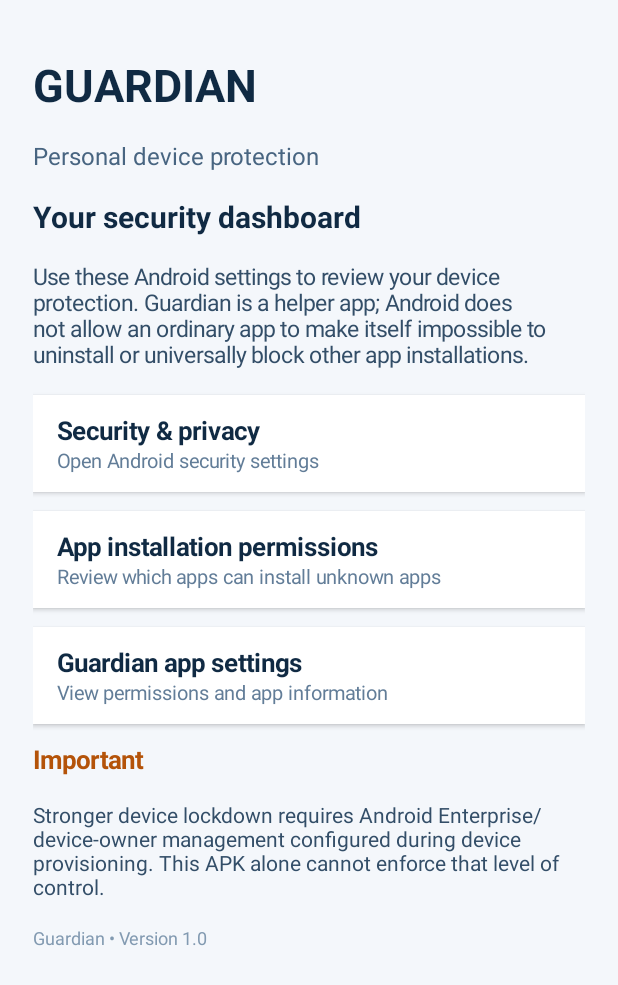
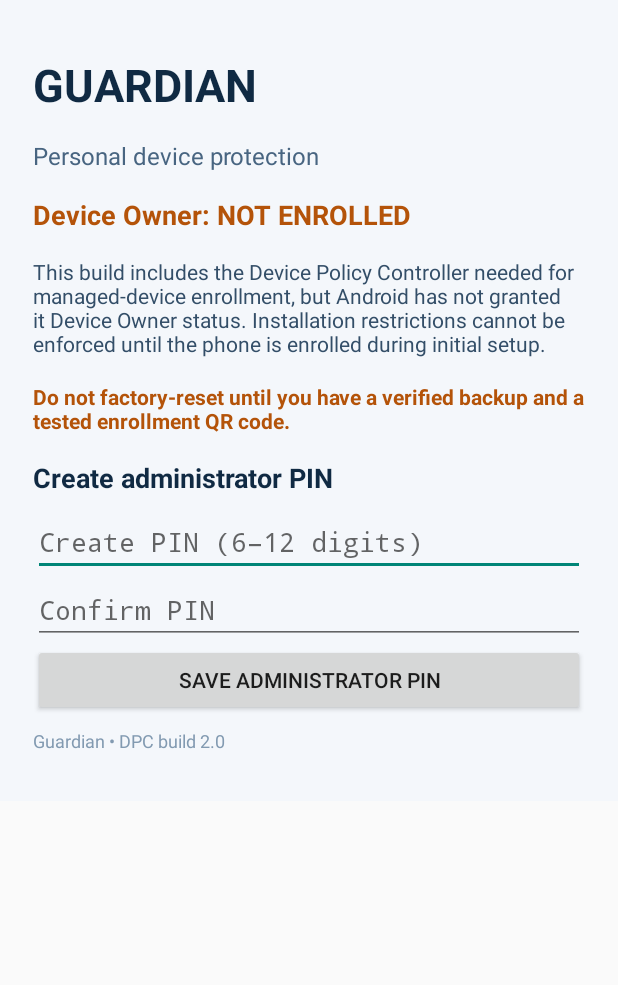
Before and after one commit to tsenatendalee-ui/Guardian-personal-App, an Android app: the screen it shows after launch (MainActivity), on a phone screen of 412 x 824 dp. Shown: the top 985 px of the screen. Run offline under Robolectric (Android 15) with nearby library versions, the phone set to English and light mode, and no system bars.

Commit message:
Add Guardian DPC controls and PIN-protected installation policies

```diff
--- a/app/src/main/java/com/guardian/personal/MainActivity.kt
+++ b/app/src/main/java/com/guardian/personal/MainActivity.kt
@@ -1,72 +1,144 @@
 package com.guardian.personal
 
 import android.app.Activity
+import android.app.admin.DevicePolicyManager
+import android.content.ComponentName
+import android.content.Context
 import android.os.Bundle
-import android.content.Intent
-import android.net.Uri
-import android.provider.Settings
+import android.os.UserManager
+import android.view.ViewGroup
+import android.widget.Button
+import android.widget.EditText
+import android.widget.LinearLayout
+import android.widget.TextView
+import android.widget.Toast
 import android.graphics.Typeface
-import android.view.ViewGroup
-import android.widget.LinearLayout
-import android.widget.ScrollView
-import android.widget.TextView
+import java.security.MessageDigest
+import java.security.SecureRandom
+import javax.crypto.SecretKeyFactory
+import javax.crypto.spec.PBEKeySpec
+import android.util.Base64
 
 class MainActivity : Activity() {
+    private val prefs by lazy { getSharedPreferences("guardian_admin", Context.MODE_PRIVATE) }
+    private val dpm by lazy { getSystemService(Context.DEVICE_POLICY_SERVICE) as DevicePolicyManager }
+    private val admin by lazy { ComponentName(this, GuardianAdminReceiver::class.java) }
     private fun dp(v: Int) = (v * resources.displayMetrics.density).toInt()
+    private lateinit var body: LinearLayout
+
     override fun onCreate(savedInstanceState: Bundle?) {
         super.onCreate(savedInstanceState)
         window.statusBarColor = 0xFF102A43.toInt()
         window.navigationBarColor = 0xFF102A43.toInt()
-        val scroll = ScrollView(this)
-        val content = LinearLayout(this).apply {
+        val scroll = android.widget.ScrollView(this)
+        body = LinearLayout(this).apply {
             orientation = LinearLayout.VERTICAL
             setPadding(dp(22), dp(28), dp(22), dp(24))
             setBackgroundColor(0xFFF4F7FB.toInt())
         }
-        fun label(text: String, size: Float, color: Int, bold: Boolean = false) {
-            content.addView(TextView(this).apply {
-                this.text = text; textSize = size; setTextColor(color)
-                if (bold) setTypeface(null, Typeface.BOLD)
-                setPadding(0, dp(8), 0, dp(8))
-            })
-        }
+        scroll.addView(body)
+        setContentView(scroll)
+        render()
+    }
+
+    private fun label(text: String, size: Float, color: Int, bold: Boolean = false) {
+        body.addView(TextView(this).apply {
+            this.text = text; textSize = size; setTextColor(color)
+            if (bold) setTypeface(null, Typeface.BOLD)
+            setPadding(0, dp(8), 0, dp(8))
+        })
+    }
+
+    private fun pinInput(hint: String): EditText = EditText(this).apply {
+        this.hint = hint
+        inputType =  android.text.InputType.TYPE_CLASS_NUMBER or android.text.InputType.TYPE_NUMBER_VARIATION_PASSWORD
+        filters = arrayOf(android.text.InputFilter.LengthFilter(12))
+        body.addView(this, LinearLayout.LayoutParams(ViewGroup.LayoutParams.MATCH_PARENT, ViewGroup.LayoutParams.WRAP_CONTENT))
+    }
+
+    private fun button(title: String, action: () -> Unit) {
+        body.addView(Button(this).apply { text = title; setOnClickListener { action() } },
+            LinearLayout.LayoutParams(ViewGroup.LayoutParams.MATCH_PARENT, ViewGroup.LayoutParams.WRAP_CONTENT))
+    }
+
+    private fun render() {
+        body.removeAllViews()
         label("GUARDIAN", 30f, 0xFF102A43.toInt(), true)
         label("Personal device protection", 16f, 0xFF486581.toInt())
-        label("Your security dashboard", 20f, 0xFF102A43.toInt(), true)
-        label("Use these Android settings to review your device protection. Guardian is a helper app; Android does not allow an ordinary app to make itself impossible to uninstall or universally block other app installations.", 15f, 0xFF334E68.toInt())
-        fun action(title: String, description: String, click: () -> Unit) {
-            val box = LinearLayout(this).apply {
-                orientation = LinearLayout.VERTICAL
-                setPadding(dp(16), dp(12), dp(16), dp(12))
-                setBackgroundColor(0xFFFFFFFF.toInt())
-                elevation = dp(2).toFloat()
+        val owner = dpm.isDeviceOwnerApp(packageName)
+        label(if (owner) "Device Owner: ACTIVE" else "Device Owner: NOT ENROLLED", 18f,
+            if (owner) 0xFF16803C.toInt() else 0xFFB45309.toInt(), true)
+        if (!owner) {
+            label("This build includes the Device Policy Controller needed for managed-device enrollment, but Android has not granted it Device Owner status. Installation restrictions cannot be enforced until the phone is enrolled during initial setup.", 14f, 0xFF334E68.toInt())
+            label("Do not factory-reset until you have a verified backup and a tested enrollment QR code.", 14f, 0xFFB45309.toInt(), true)
+        } else {
+            val active = prefs.getBoolean("protection_active", false)
+            label(if (active) "Installation protection: ON" else "Installation protection: OFF", 18f,
+                if (active) 0xFF16803C.toInt() else 0xFFB45309.toInt(), true)
+            label("When enabled, Android blocks app installation and uninstallation for this device. This can also affect legitimate app updates and should only be enabled on a device you administer.", 14f, 0xFF334E68.toInt())
+        }
+
+        if (!prefs.contains("pin_hash")) {
+            label("Create administrator PIN", 18f, 0xFF102A43.toInt(), true)
+            val p1 = pinInput("Create PIN (6–12 digits)")
+            val p2 = pinInput("Confirm PIN")
+            button("Save administrator PIN") {
+                val a = p1.text.toString(); val b = p2.text.toString()
+                if (a.length !in 6..12 || a.any { !it.isDigit() } || a != b) {
+                    Toast.makeText(this, "Enter matching PINs of 6–12 digits.", Toast.LENGTH_LONG).show()
+                } else {
+                    savePin(a); Toast.makeText(this, "Administrator PIN saved.", Toast.LENGTH_SHORT).show(); render()
+                }
             }
-            box.addView(TextView(this).apply {
-                text = title; textSize = 17f; setTypeface(null, Typeface.BOLD)
-                setTextColor(0xFF102A43.toInt())
-            })
-            box.addView(TextView(this).apply {
-                text = description; textSize = 13f; setTextColor(0xFF627D98.toInt())
-            })
-            box.setOnClickListener { click() }
-            val lp = LinearLayout.LayoutParams(ViewGroup.LayoutParams.MATCH_PARENT, ViewGroup.LayoutParams.WRAP_CONTENT)
-            lp.setMargins(0, dp(9), 0, dp(4))
-            content.addView(box, lp)
+        } else if (owner) {
+            val pin = pinInput("Administrator PIN")
+            button(if (prefs.getBoolean("protection_active", false)) "Turn protection OFF" else "Turn protection ON") {
+                if (!verifyPin(pin.text.toString())) {
+                    Toast.makeText(this, "Incorrect PIN.", Toast.LENGTH_SHORT).show()
+                } else {
+                    setProtection(!prefs.getBoolean("protection_active", false))
+                    render()
+                }
+            }
+        } else {
+            label("Administrator PIN is configured. Enrol this app as Device Owner before enabling device-wide policies.", 14f, 0xFF334E68.toInt())
         }
-        action("Security & privacy", "Open Android security settings") {
-            runCatching { startActivity(Intent(Settings.ACTION_SECURITY_SETTINGS)) }
+        label("Guardian • DPC build 2.0", 12f, 0xFF829AB1.toInt())
+    }
+
+    private fun setProtection(enabled: Boolean) {
+        if (!dpm.isDeviceOwnerApp(packageName)) {
+            Toast.makeText(this, "Guardian is not Device Owner.", Toast.LENGTH_LONG).show()
+            return
         }
-        action("App installation permissions", "Review which apps can install unknown apps") {
-            runCatching { startActivity(Intent(Settings.ACTION_MANAGE_UNKNOWN_APP_SOURCES, Uri.parse("package:$packageName"))) }
-                .onFailure { startActivity(Intent(Settings.ACTION_SECURITY_SETTINGS)) }
+        try {
+            if (enabled) {
+                dpm.addUserRestriction(admin, UserManager.DISALLOW_INSTALL_APPS)
+                dpm.addUserRestriction(admin, UserManager.DISALLOW_UNINSTALL_APPS)
+            } else {
+                dpm.clearUserRestriction(admin, UserManager.DISALLOW_INSTALL_APPS)
+                dpm.clearUserRestriction(admin, UserManager.DISALLOW_UNINSTALL_APPS)
+            }
+            prefs.edit().putBoolean("protection_active", enabled).apply()
+            Toast.makeText(this, if (enabled) "Installation restrictions enabled." else "Installation restrictions disabled.", Toast.LENGTH_LONG).show()
+        } catch (e: Exception) {
+            Toast.makeText(this, "Could not apply policy: ${e.message}", Toast.LENGTH_LONG).show()
         }
-        action("Guardian app settings", "View permissions and app information") {
-            startActivity(Intent(Settings.ACTION_APPLICATION_DETAILS_SETTINGS, Uri.parse("package:$packageName")))
-        }
-        label("Important", 17f, 0xFFB45309.toInt(), true)
-        label("Stronger device lockdown requires Android Enterprise/device-owner management configured during device provisioning. This APK alone cannot enforce that level of control.", 14f, 0xFF334E68.toInt())
-        label("Guardian • Version 1.0", 12f, 0xFF829AB1.toInt())
-        scroll.addView(content)
-        setContentView(scroll)
+    }
+
+    private fun savePin(pin: String) {
+        val salt = ByteArray(16).also { SecureRandom().nextBytes(it) }
+        prefs.edit().putString("pin_salt", Base64.encodeToString(salt, Base64.NO_WRAP))
+            .putString("pin_hash", hash(pin, salt)).apply()
+    }
+    private fun verifyPin(pin: String): Boolean {
+        val saltText = prefs.getString("pin_salt", null) ?: return false
+        val expected = prefs.getString("pin_hash", null) ?: return false
+        val salt = Base64.decode(saltText, Base64.NO_WRAP)
+        return MessageDigest.isEqual(hash(pin, salt).toByteArray(), expected.toByteArray())
+    }
+    private fun hash(pin: String, salt: ByteArray): String {
+        val spec = PBEKeySpec(pin.toCharArray(), salt, 120000, 256)
+        return Base64.encodeToString(SecretKeyFactory.getInstance("PBKDF2WithHmacSHA1").generateSecret(spec).encoded, Base64.NO_WRAP)
     }
 }
```
